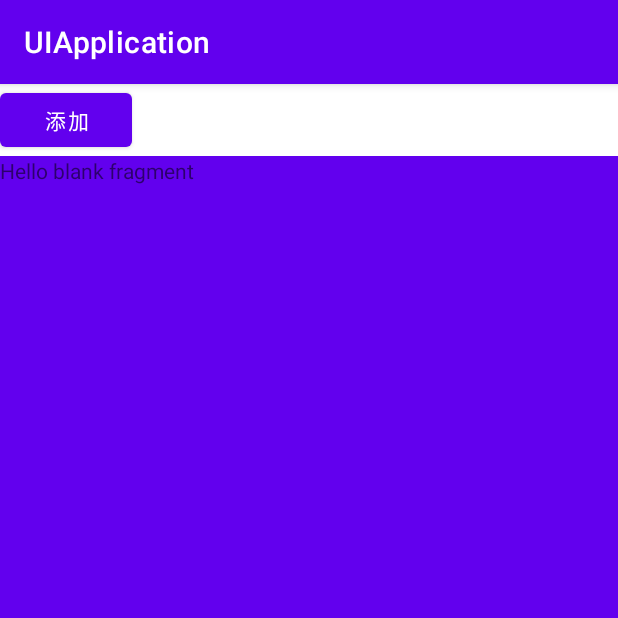
After one commit to chenjun24/UIApplication, an Android app: the fragment BlankFragment1 placed in its activity, on a phone screen of 412 x 824 dp, the top half of it. The commit adds this screen. Run offline under Robolectric (Android 15) with nearby library versions, the phone set to English and light mode, and no system bars.

Commit message:
关于fragment

```diff
--- a/app/build.gradle
+++ b/app/build.gradle
@@ -33,6 +33,7 @@ dependencies {
     implementation 'androidx.appcompat:appcompat:1.2.0'
     implementation 'com.google.android.material:material:1.2.1'
     implementation 'androidx.constraintlayout:constraintlayout:2.0.4'
+    implementation 'androidx.legacy:legacy-support-v4:1.0.0'
     testImplementation 'junit:junit:4.+'
     androidTestImplementation 'androidx.test.ext:junit:1.1.2'
     androidTestImplementation 'androidx.test.espresso:espresso-core:3.3.0'
--- a/app/src/main/AndroidManifest.xml
+++ b/app/src/main/AndroidManifest.xml
@@ -9,7 +9,8 @@
         android:roundIcon="@mipmap/ic_launcher_round"
         android:supportsRtl="true"
         android:theme="@style/Theme.UIApplication">
-        <activity android:name=".HandlerActivity"></activity>
+        <activity android:name=".TestFragmentActivity"></activity>
+        <activity android:name=".HandlerActivity" />
         <activity android:name=".LayoutActivity" />
         <activity android:name=".MeasureActivity" />
         <activity
--- /dev/null
+++ b/app/src/main/java/com/cj/uiapplication/TestFragmentActivity.java
@@ -0,0 +1,44 @@
+package com.cj.uiapplication;
+
+import androidx.appcompat.app.AppCompatActivity;
+import androidx.fragment.app.FragmentManager;
+import androidx.fragment.app.FragmentTransaction;
+
+import android.os.Bundle;
+import android.util.Log;
+import android.view.View;
+import android.widget.Button;
+import android.widget.FrameLayout;
+
+import com.cj.uiapplication.view.testfragment.BlankFragment1;
+
+public class TestFragmentActivity extends AppCompatActivity {
+    private final static String TAG = "TestFragmentActivity";
+    private FrameLayout fragmentContent;
+    private Button button;
+    @Override
+    protected void onCreate(Bundle savedInstanceState) {
+        super.onCreate(savedInstanceState);
+        Log.d(TAG, "onCreate: ");
+        setContentView(R.layout.activity_test_fragment);
+        fragmentContent = findViewById(R.id.fg_content);
+        button = findViewById(R.id.btn1);
+    }
+
+    @Override
+    protected void onResume() {
+        super.onResume();
+        Log.d(TAG, "onResume: ");
+    }
+
+    FragmentManager supportFragmentManager;
+    public void click(View view) {
+        Log.d(TAG, "click: ");
+        supportFragmentManager = getSupportFragmentManager();
+        FragmentTransaction fragmentTransaction = supportFragmentManager.beginTransaction();
+        fragmentTransaction.add(R.id.fg_content, BlankFragment1.newInstance("param1","param2"),"fragment1");
+        fragmentTransaction.commit();
+        //fragmentTransaction.commitAllowingStateLoss();
+
+    }
+}
--- /dev/null
+++ b/app/src/main/java/com/cj/uiapplication/view/testfragment/BlankFragment1.java
@@ -0,0 +1,109 @@
+package com.cj.uiapplication.view.testfragment;
+
+import android.content.Context;
+import android.os.Bundle;
+
+import androidx.annotation.NonNull;
+import androidx.fragment.app.Fragment;
+
+import android.util.Log;
+import android.view.LayoutInflater;
+import android.view.View;
+import android.view.ViewGroup;
+
+import com.cj.uiapplication.R;
+
+/**
+ * A simple {@link Fragment} subclass.
+ * Use the {@link BlankFragment1#newInstance} factory method to
+ * create an instance of this fragment.
+ */
+public class BlankFragment1 extends Fragment {
+    private final static String TAG = "BlankFragment1";
+    // TODO: Rename parameter arguments, choose names that match
+    // the fragment initialization parameters, e.g. ARG_ITEM_NUMBER
+    private static final String ARG_PARAM1 = "param1";
+    private static final String ARG_PARAM2 = "param2";
+
+    // TODO: Rename and change types of parameters
+    private String mParam1;
+    private String mParam2;
+
+    public BlankFragment1() {
+        // Required empty public constructor
+        Log.d(TAG, "BlankFragment1: ");
+    }
+
+    /**
+     * Use this factory method to create a new instance of
+     * this fragment using the provided parameters.
+     *
+     * @param param1 Parameter 1.
+     * @param param2 Parameter 2.
+     * @return A new instance of fragment BlankFragment1.
+     */
+    // TODO: Rename and change types and number of parameters
+    public static BlankFragment1 newInstance(String param1, String param2) {
+        Log.d(TAG, "newInstance: ");
+        BlankFragment1 fragment = new BlankFragment1();
+        Bundle args = new Bundle();
+        args.putString(ARG_PARAM1, param1);
+        args.putString(ARG_PARAM2, param2);
+        fragment.setArguments(args);
+        return fragment;
+    }
+
+    @Override
+    public void onAttach(@NonNull Context context) {
+        super.onAttach(context);
+        Log.d(TAG, "onAttach: ");
+    }
+
+    @Override
+    public void onDetach() {
+        super.onDetach();
+        Log.d(TAG, "onDetach: ");
+    }
+
+    @Override
+    public void onCreate(Bundle savedInstanceState) {
+        super.onCreate(savedInstanceState);
+        Log.d(TAG, "onCreate: ");
+        if (getArguments() != null) {
+            mParam1 = getArguments().getString(ARG_PARAM1);
+            mParam2 = getArguments().getString(ARG_PARAM2);
+        }
+    }
+
+    @Override
+    public void onDestroy() {
+        super.onDestroy();
+        Log.d(TAG, "onDestroy: ");
+    }
+
+    @Override
+    public View onCreateView(LayoutInflater inflater, ViewGroup container,
+                             Bundle savedInstanceState) {
+        Log.d(TAG, "onCreateView: ");
+        // Inflate the layout for this fragment
+        return inflater.inflate(R.layout.fragment_blank1, container, false);
+    }
+
+    @Override
+    public void onDestroyView() {
+        super.onDestroyView();
+        Log.d(TAG, "onDestroyView: ");
+    }
+
+    @Override
+    public void onHiddenChanged(boolean hidden) {
+        super.onHiddenChanged(hidden);
+        Log.d(TAG, "onHiddenChanged: ");
+    }
+
+    @Override
+    public void onResume() {
+        super.onResume();
+        Log.d(TAG, "onResume: ");
+    }
+}
--- /dev/null
+++ b/app/src/main/res/layout/activity_test_fragment.xml
@@ -0,0 +1,22 @@
+<?xml version="1.0" encoding="utf-8"?>
+<LinearLayout xmlns:android="http://schemas.android.com/apk/res/android"
+    xmlns:app="http://schemas.android.com/apk/res-auto"
+    xmlns:tools="http://schemas.android.com/tools"
+    android:layout_width="match_parent"
+    android:layout_height="match_parent"
+    android:orientation="vertical"
+    tools:context=".TestFragmentActivity">
+    <Button
+        android:text="添加"
+        android:id="@+id/btn1"
+        android:onClick="click"
+        android:layout_width="wrap_content"
+        android:layout_height="wrap_content"/>
+
+    <FrameLayout
+        android:id="@+id/fg_content"
+        android:layout_width="match_parent"
+        android:layout_height="match_parent"
+        android:background="@color/design_default_color_primary" />
+
+</LinearLayout>
--- /dev/null
+++ b/app/src/main/res/layout/fragment_blank1.xml
@@ -0,0 +1,14 @@
+<?xml version="1.0" encoding="utf-8"?>
+<FrameLayout xmlns:android="http://schemas.android.com/apk/res/android"
+    xmlns:tools="http://schemas.android.com/tools"
+    android:layout_width="match_parent"
+    android:layout_height="match_parent"
+    tools:context=".view.testfragment.BlankFragment1">
+
+    <!-- TODO: Update blank fragment layout -->
+    <TextView
+        android:layout_width="match_parent"
+        android:layout_height="match_parent"
+        android:text="@string/hello_blank_fragment" />
+
+</FrameLayout>
--- a/app/src/main/res/values/strings.xml
+++ b/app/src/main/res/values/strings.xml
@@ -1,3 +1,5 @@
 <resources>
     <string name="app_name">UIApplication</string>
+    <!-- TODO: Remove or change this placeholder text -->
+    <string name="hello_blank_fragment">Hello blank fragment</string>
 </resources>
```
Also changed, not shown: app/src/main/java/com/cj/uiapplication/MainActivity.java (+7 -2 lines).
